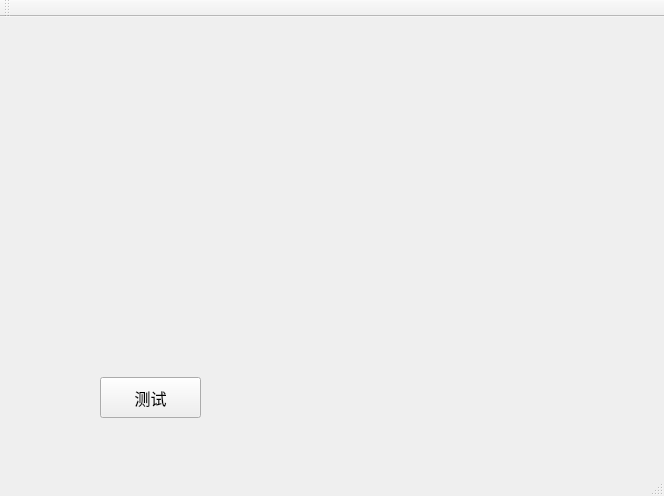
First picture: the form in QTerm/mainwindow.ui, repository isliulin/QT43, before the edit.
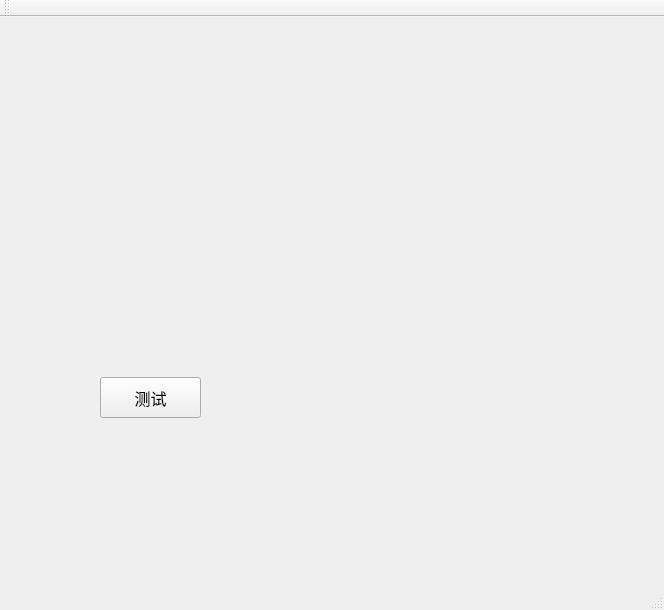
Second picture: the form after the edit.

What changed in the file:
```diff
--- a/QTerm/mainwindow.ui
+++ b/QTerm/mainwindow.ui
@@ -7,7 +7,7 @@
     <x>0</x>
     <y>0</y>
     <width>664</width>
-    <height>496</height>
+    <height>610</height>
    </rect>
   </property>
   <property name="font">
```
Left out of the diff: 2 changed lines with no effect on the pictures.
